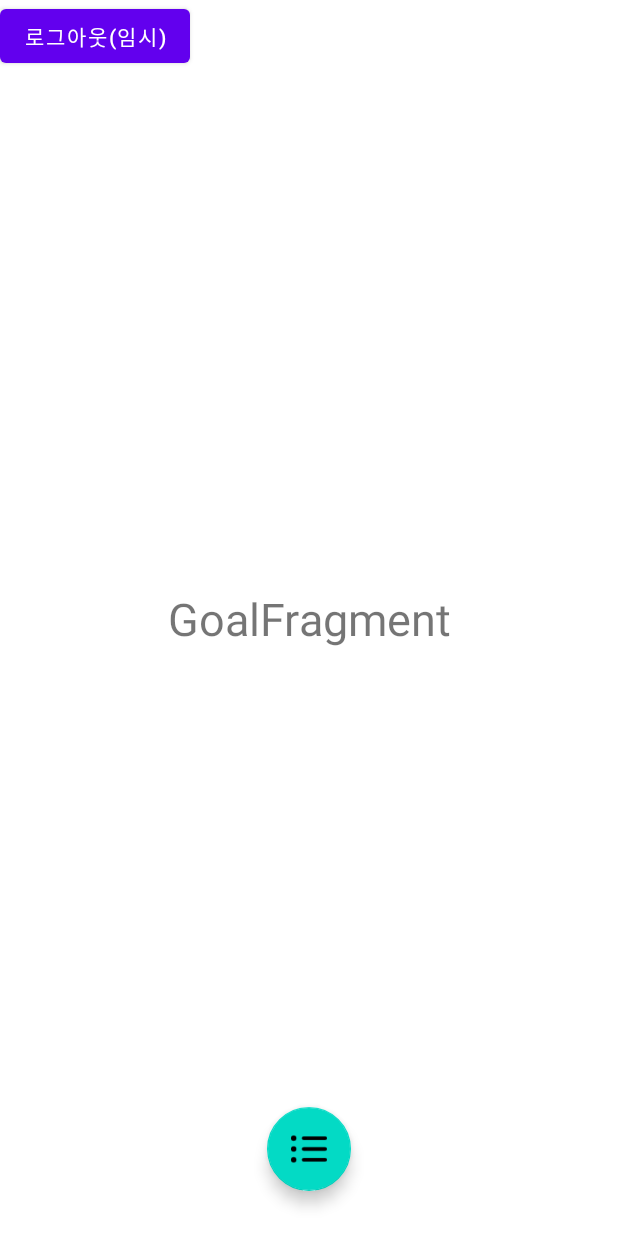
After one commit to Hyeonseok0830/Record-a-day, an Android app: the fragment GoalFragment placed in its activity, on a phone screen of 412 x 824 dp. The commit adds this screen. Run offline under Robolectric (Android 15) with nearby library versions, the phone set to English and light mode, and no system bars.

Commit message:
add Fragments
일기 화면, 할일 목록, 목표 프래그먼트 추가 및 전환 구현

```diff
--- a/src_aos/Record_a_Day/app/src/main/java/com/example/record_a_day/MainActivity.kt
+++ b/src_aos/Record_a_Day/app/src/main/java/com/example/record_a_day/MainActivity.kt
@@ -11,12 +11,16 @@ import android.widget.Toast
 import androidx.fragment.app.FragmentManager
 import androidx.fragment.app.FragmentTransaction
 import com.example.record_a_day.databinding.ActivityMainBinding
+import com.example.record_a_day.fragment.GoalFragment
 import com.example.record_a_day.fragment.MyInfoFragment
+import com.example.record_a_day.fragment.RecordFragment
+import com.example.record_a_day.fragment.TaskFragment
 import com.example.record_a_day.manager.PreferenceManager
 import kotlinx.coroutines.CoroutineScope
 import kotlinx.coroutines.Dispatchers.Main
 import kotlinx.coroutines.delay
 import kotlinx.coroutines.launch
+import java.util.*
 
 class MainActivity : AppCompatActivity() {
 
@@ -25,16 +29,26 @@ class MainActivity : AppCompatActivity() {
     private val binding get() = mBinding!!
 
     private var show = false
+    private var timer:Timer ?= null
+
 
     private val TAG = "TESTTEST"
     private val AUTO_LOGIN_KEY = "auto_login"
 
     private var backKeyPressedTime = 0L
-
+    /*
+    * fragment 관련
+    * */
     lateinit var fragmentManager : FragmentManager
     lateinit var myInfoFragment : MyInfoFragment
+    lateinit var taskFragment : TaskFragment
+    lateinit var recordFragment:  RecordFragment
+    lateinit var goalFragment: GoalFragment
     lateinit var transaction : FragmentTransaction
 
+    /*
+    * animation 관련
+    * */
     lateinit var myInfo_anim : Animation
     lateinit var record_anim : Animation
     lateinit var taskList_anim : Animation
@@ -68,17 +82,7 @@ class MainActivity : AppCompatActivity() {
         share_anim = AnimationUtils.loadAnimation(this,R.anim.share_anim)
         share_anim.fillAfter = true
 
-        //하단 메뉴 버튼 클릭
-        binding.moreBtn.setOnClickListener {
-            if(!show)
-                showMoreBtn()
-        }
-        binding.logout.setOnClickListener {
-            PreferenceManager.setString(this,AUTO_LOGIN_KEY,"")
-            var i = Intent(this,LoginActivity::class.java)
-            startActivity(i)
-            finish()
-        }
+
     }
     fun showMoreBtn(){
         show=true
@@ -109,7 +113,6 @@ class MainActivity : AppCompatActivity() {
         }
         CoroutineScope(Main).launch {
             delay(3000L)
-            Log.d(TAG, "showMoreBtn: $show")
             hideMoreBtn()
         }
     }
@@ -142,15 +145,45 @@ class MainActivity : AppCompatActivity() {
     fun fragment_inint() {
         fragmentManager = supportFragmentManager
         myInfoFragment = MyInfoFragment()
+        recordFragment = RecordFragment()
+        taskFragment = TaskFragment()
+        goalFragment = GoalFragment()
 
-        //transaction = fragmentManager.beginTransaction()
-        //transaction.replace(R.id.display_view, myInfoFragment).commitAllowingStateLoss()
+        transaction = fragmentManager.beginTransaction()
+        transaction.replace(R.id.display_view, myInfoFragment).commitAllowingStateLoss()
     }
     fun button_init(){
+
+        //하단 메뉴 버튼 - 메뉴 펼치기
+        binding.moreBtn.setOnClickListener {
+            if(!show)
+                showMoreBtn()
+        }
+        binding.logout.setOnClickListener {
+            PreferenceManager.setString(this,AUTO_LOGIN_KEY,"")
+            var i = Intent(this,LoginActivity::class.java)
+            startActivity(i)
+            finish()
+        }
+        //각 메뉴 버튼 - 내 정보 버튼
         binding.myinfoBtn.setOnClickListener {
             transaction = fragmentManager.beginTransaction();
             transaction.replace(R.id.display_view, myInfoFragment).commitAllowingStateLoss()
-            Log.d(TAG,"click fragment")
+        }
+        //각 메뉴 버튼 - 일기장 버튼
+        binding.recordBtn.setOnClickListener {
+            transaction = fragmentManager.beginTransaction();
+            transaction.replace(R.id.display_view, recordFragment).commitAllowingStateLoss()
+        }
+        //각 메뉴 버튼 - 일기장 버튼
+        binding.taskListBtn.setOnClickListener {
+            transaction = fragmentManager.beginTransaction();
+            transaction.replace(R.id.display_view, taskFragment).commitAllowingStateLoss()
+        }
+        //각 메뉴 버튼 - 일기장 버튼
+        binding.goalBtn.setOnClickListener {
+            transaction = fragmentManager.beginTransaction();
+            transaction.replace(R.id.display_view, goalFragment).commitAllowingStateLoss()
         }
     }
 
--- /dev/null
+++ b/src_aos/Record_a_Day/app/src/main/java/com/example/record_a_day/fragment/GoalFragment.kt
@@ -0,0 +1,20 @@
+package com.example.record_a_day.fragment
+
+import android.os.Bundle
+import android.view.LayoutInflater
+import android.view.View
+import android.view.ViewGroup
+import androidx.fragment.app.Fragment
+import com.example.record_a_day.R
+
+class GoalFragment : Fragment(){
+    override fun onCreateView(
+        inflater: LayoutInflater,
+        container: ViewGroup?,
+        savedInstanceState: Bundle?
+    ): View? {
+
+        return inflater.inflate(R.layout.goal_fragment, container, false);
+
+    }
+}
--- /dev/null
+++ b/src_aos/Record_a_Day/app/src/main/java/com/example/record_a_day/fragment/RecordFragment.kt
@@ -0,0 +1,20 @@
+package com.example.record_a_day.fragment
+
+import android.os.Bundle
+import android.view.LayoutInflater
+import android.view.View
+import android.view.ViewGroup
+import androidx.fragment.app.Fragment
+import com.example.record_a_day.R
+
+class RecordFragment : Fragment(){
+    override fun onCreateView(
+        inflater: LayoutInflater,
+        container: ViewGroup?,
+        savedInstanceState: Bundle?
+    ): View? {
+
+        return inflater.inflate(R.layout.record_fragment, container, false);
+
+    }
+}
--- /dev/null
+++ b/src_aos/Record_a_Day/app/src/main/java/com/example/record_a_day/fragment/TaskFragment.kt
@@ -0,0 +1,20 @@
+package com.example.record_a_day.fragment
+
+import android.os.Bundle
+import android.view.LayoutInflater
+import android.view.View
+import android.view.ViewGroup
+import androidx.fragment.app.Fragment
+import com.example.record_a_day.R
+
+class TaskFragment : Fragment(){
+    override fun onCreateView(
+        inflater: LayoutInflater,
+        container: ViewGroup?,
+        savedInstanceState: Bundle?
+    ): View? {
+
+        return inflater.inflate(R.layout.task_fragment, container, false);
+
+    }
+}
--- /dev/null
+++ b/src_aos/Record_a_Day/app/src/main/res/layout/goal_fragment.xml
@@ -0,0 +1,18 @@
+<?xml version="1.0" encoding="utf-8"?>
+<androidx.constraintlayout.widget.ConstraintLayout xmlns:android="http://schemas.android.com/apk/res/android"
+    android:layout_width="match_parent"
+    android:layout_height="match_parent"
+    xmlns:app="http://schemas.android.com/apk/res-auto">
+
+    <TextView
+        android:layout_width="wrap_content"
+        android:layout_height="wrap_content"
+        android:text="GoalFragment"
+        android:textSize="30dp"
+        app:layout_constraintBottom_toBottomOf="parent"
+        app:layout_constraintTop_toTopOf="parent"
+        app:layout_constraintLeft_toLeftOf="parent"
+        app:layout_constraintRight_toRightOf="parent"
+        />
+
+</androidx.constraintlayout.widget.ConstraintLayout>
```
Also changed, not shown: src_aos/Record_a_Day/app/src/main/res/layout/record_fragment.xml (added, +18 -0 lines), src_aos/Record_a_Day/app/src/main/res/layout/task_fragment.xml (added, +18 -0 lines).
